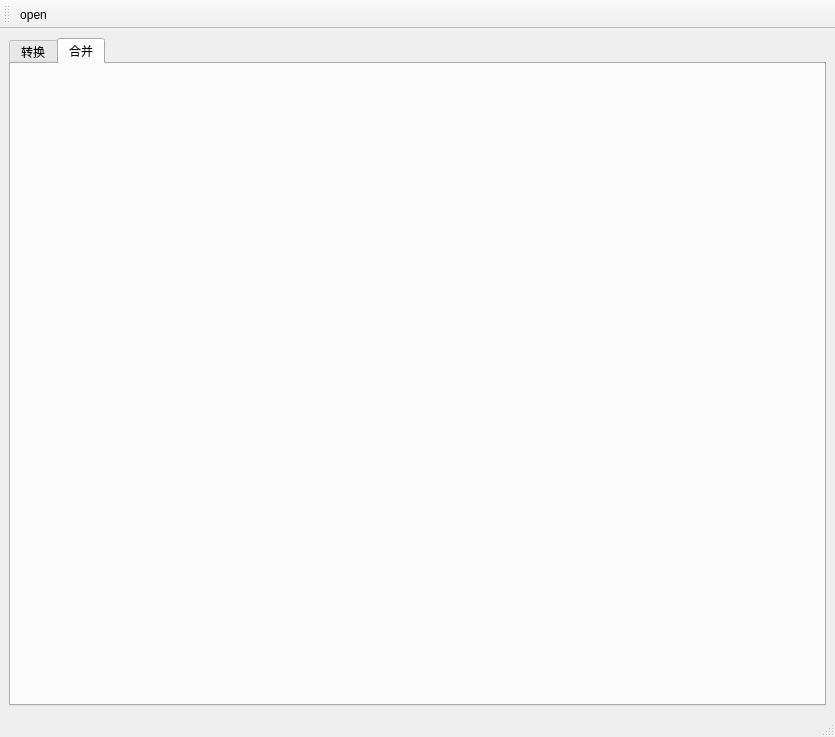
Before: the Qt Designer form ui/MainUI.ui in hesgang/SI155DataProcesing, drawn with Qt 5.
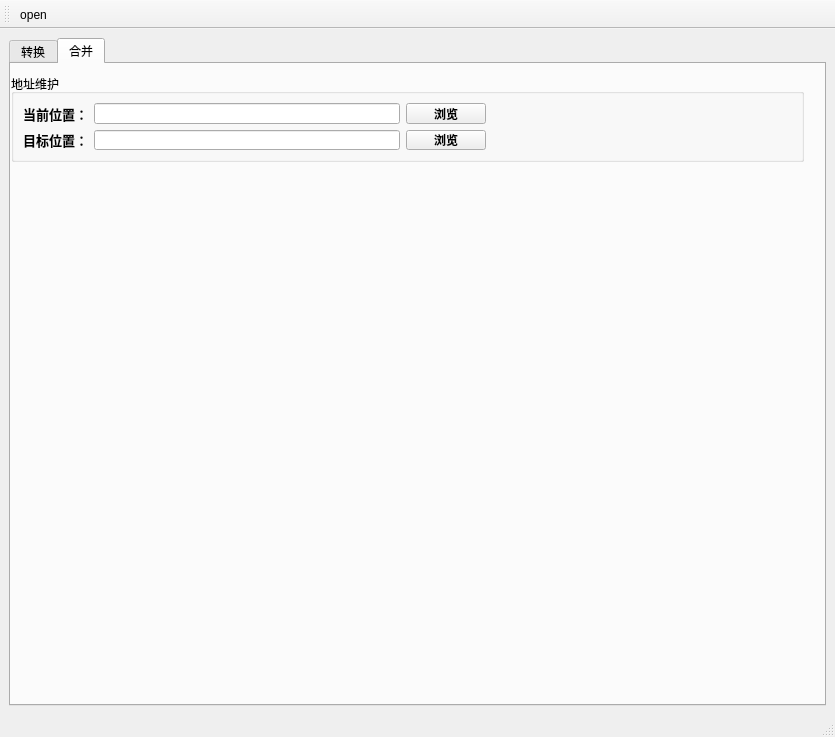
After: the same form once the commit is applied. The open tabs and pages were chosen to show the change.

Commit message: 开始更新合并功能

```diff
--- a/ui/MainUI.ui
+++ b/ui/MainUI.ui
@@ -349,6 +349,125 @@
        <attribute name="title">
         <string>合并</string>
        </attribute>
+       <widget class="QGroupBox" name="groupBox_3">
+        <property name="geometry">
+         <rect>
+          <x>0</x>
+          <y>10</y>
+          <width>793</width>
+          <height>88</height>
+         </rect>
+        </property>
+        <property name="title">
+         <string>地址维护</string>
+        </property>
+        <layout class="QVBoxLayout" name="verticalLayout_5">
+         <item>
+          <layout class="QHBoxLayout" name="horizontalLayout_2">
+           <item>
+            <widget class="QLabel" name="label_5">
+             <property name="font">
+              <font>
+               <family>幼圆</family>
+               <pointsize>10</pointsize>
+               <weight>75</weight>
+               <bold>true</bold>
+              </font>
+             </property>
+             <property name="text">
+              <string>当前位置：</string>
+             </property>
+             <property name="textFormat">
+              <enum>Qt::AutoText</enum>
+             </property>
+            </widget>
+           </item>
+           <item>
+            <widget class="QLineEdit" name="tab1_SourceAddress_edt_2"/>
+           </item>
+           <item>
+            <widget class="QPushButton" name="source_btn_2">
+             <property name="font">
+              <font>
+               <family>Times New Roman</family>
+               <weight>75</weight>
+               <bold>true</bold>
+              </font>
+             </property>
+             <property name="text">
+              <string>浏览</string>
+             </property>
+            </widget>
+           </item>
+           <item>
+            <spacer name="horizontalSpacer_7">
+             <property name="orientation">
+              <enum>Qt::Horizontal</enum>
+             </property>
+             <property name="sizeHint" stdset="0">
+              <size>
+               <width>40</width>
+               <height>20</height>
+              </size>
+             </property>
+            </spacer>
+           </item>
+          </layout>
+         </item>
+         <item>
+          <layout class="QHBoxLayout" name="horizontalLayout_5">
+           <item>
+            <widget class="QLabel" name="label_6">
+             <property name="font">
+              <font>
+               <family>幼圆</family>
+               <pointsize>10</pointsize>
+               <weight>75</weight>
+               <bold>true</bold>
+              </font>
+             </property>
+             <property name="text">
+              <string>目标位置：</string>
+             </property>
+             <property name="textFormat">
+              <enum>Qt::AutoText</enum>
+             </property>
+            </widget>
+           </item>
+           <item>
+            <widget class="QLineEdit" name="tab1_TargetAddress_edt_2"/>
+           </item>
+           <item>
+            <widget class="QPushButton" name="target_btn_2">
+             <property name="font">
+              <font>
+               <family>Times New Roman</family>
+               <weight>75</weight>
+               <bold>true</bold>
+              </font>
+             </property>
+             <property name="text">
+              <string>浏览</string>
+             </property>
+            </widget>
+           </item>
+           <item>
+            <spacer name="horizontalSpacer_8">
+             <property name="orientation">
+              <enum>Qt::Horizontal</enum>
+             </property>
+             <property name="sizeHint" stdset="0">
+              <size>
+               <width>40</width>
+               <height>20</height>
+              </size>
+             </property>
+            </spacer>
+           </item>
+          </layout>
+         </item>
+        </layout>
+       </widget>
       </widget>
      </widget>
     </item>
```
The commit also changes 2 other files.
